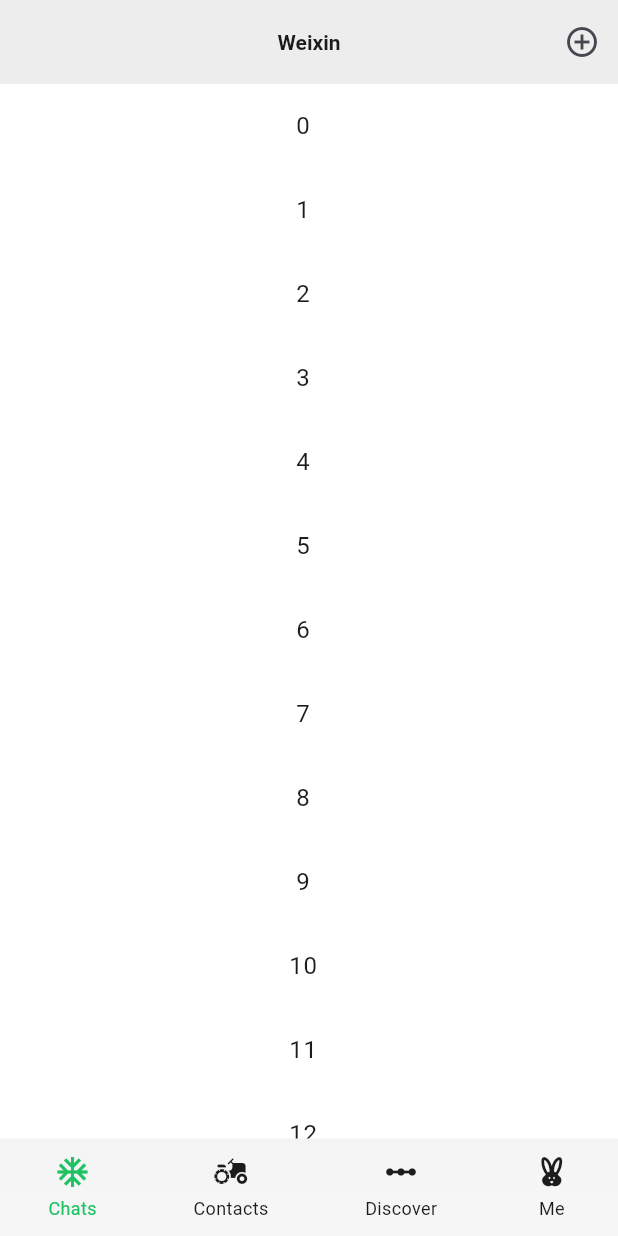
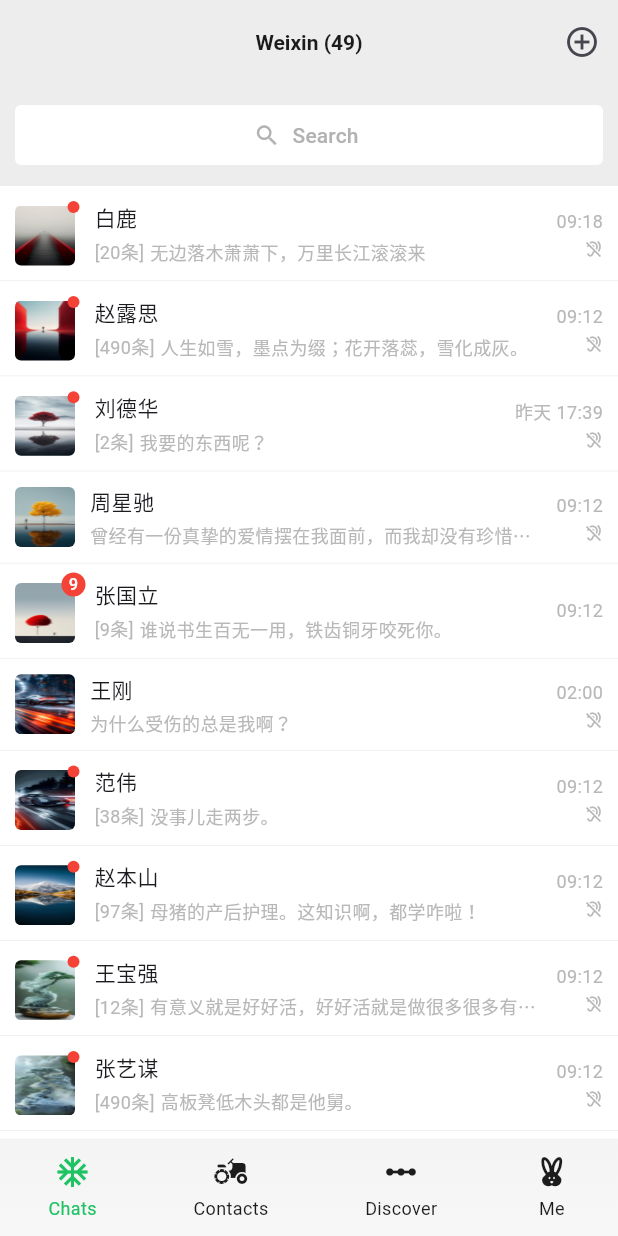
Before and after one commit to git-rylstbam/we_chat_project, a Flutter app: the screen it shows after launch, on a phone screen of 412 x 824 dp. Run offline on Flutter 3.47's test engine with Material 3 defaults, Android fonts, the phone set to English and light mode, and no system bars; our stand-ins replace get; missing offline and left inert: pinyin; Roboto replaces fonts that are missing (PingFang).

Commit message:
fix initial page.

```diff
--- a/lib/main.dart
+++ b/lib/main.dart
@@ -4,7 +4,7 @@
 import 'package:get/get.dart';
 
 import 'locales/locales.dart';
-import 'pages/home/home_page.dart';
+import 'routes.dart';
 import 'theme.dart';
 
 void main() => runApp(const _MyApp());
@@ -15,13 +15,14 @@
   @override
   Widget build(BuildContext context) => GetMaterialApp(
         title: 'High Copy WeChat Project',
-        debugShowCheckedModeBanner: false ,
+        debugShowCheckedModeBanner: false,
         translations: Locales(),
         locale: const Locale('en', 'US'),
         fallbackLocale: const Locale('zh', 'CN'),
         scrollBehavior: _MyScrollBehavior(),
         theme: lightTheme,
-        home: const HomePage(),
+        initialRoute: RouteKey.splash,
+        getPages: Routes.routes,
       );
 }
 
--- a/lib/pages/home/contact/contact_page.dart
+++ b/lib/pages/home/contact/contact_page.dart
@@ -2,6 +2,7 @@
 import 'package:get/get.dart';
 import 'package:pinyin/pinyin.dart';
 
+import '../../../widgets/ec_search_line.dart';
 import 'model.dart';
 
 /// CreateDate: 2025/1/6 9:22
@@ -41,6 +42,7 @@
     super.build(context);
     return Scaffold(
       appBar: AppBar(
+        automaticallyImplyLeading: false,
         backgroundColor: const Color(0xFFEDEDED),
         title: Text(
           'contacts'.tr,
@@ -63,7 +65,7 @@
           CustomScrollView(
             physics: const BouncingScrollPhysics(),
             slivers: [
-              _buildSearchLine(),
+              SliverToBoxAdapter(child: ECSearechLine(onPressed: () {})),
               _buildOperationLine(),
               ..._sortedContacts.map(_buildContactItem),
             ],
@@ -79,31 +81,6 @@
       ),
     );
   }
-
-  Widget _buildSearchLine() => SliverToBoxAdapter(
-        child: Container(
-          padding: const EdgeInsets.all(10.0),
-          color: const Color(0xFFEDEDED),
-          child: TextButton.icon(
-            onPressed: () {},
-            label: Text(
-              'search'.tr,
-              style: const TextStyle(fontSize: 14.0, color: Color(0xFFB2B2B2)),
-            ),
-            style: TextButton.styleFrom(
-              shape: const RoundedRectangleBorder(
-                borderRadius: BorderRadius.all(Radius.circular(4.0)),
-              ),
-              backgroundColor: Colors.white,
-              overlayColor: Colors.transparent,
-            ),
-            icon: const Icon(
-              Icons.search,
-              color: Color(0xFFB2B2B2),
-            ),
-          ),
-        ),
-      );
 
   Widget _buildOperationLine() => SliverToBoxAdapter(
         child: Column(
--- a/lib/pages/home/discover/discover_page.dart
+++ b/lib/pages/home/discover/discover_page.dart
@@ -21,6 +21,7 @@
   Widget build(BuildContext context) => Scaffold(
         backgroundColor: const Color(0xFFEDEDED),
         appBar: AppBar(
+          automaticallyImplyLeading: false,
           backgroundColor: const Color(0xFFEDEDED),
           title: Text(
             'discover'.tr,
--- a/lib/pages/home/individual/individual_page.dart
+++ b/lib/pages/home/individual/individual_page.dart
@@ -111,7 +111,7 @@
       );
 
   Widget _buildUsername() => const Text(
-        '花果山来的猴子',
+        '林落凝',
         style: TextStyle(
           fontSize: 20.0,
           color: Colors.black,
@@ -120,7 +120,7 @@
       );
 
   Widget _buildUserID() => Text(
-        '${'weixin_id'.tr} : rylstbam500',
+        '${'weixin_id'.tr} : linluoning',
         style: const TextStyle(
           fontSize: 14.0,
           color: Color(0xFF757575),
--- a/lib/pages/home/initial/initial_page.dart
+++ b/lib/pages/home/initial/initial_page.dart
@@ -1,5 +1,9 @@
 import 'package:flutter/material.dart';
 import 'package:get/get.dart';
+
+import '../../../extensions/list_extensions.dart';
+import '../../../widgets/ec_search_line.dart';
+import 'model.dart';
 
 /// CreateDate: 2025/1/6 9:22
 /// Author: Lee
@@ -12,13 +16,30 @@
   State<InitialPage> createState() => _InitialPageState();
 }
 
-class _InitialPageState extends State<InitialPage> {
+class _InitialPageState extends State<InitialPage>
+    with AutomaticKeepAliveClientMixin {
+  int _count = 0;
+
   @override
-  Widget build(BuildContext context) => Scaffold(
+  void initState() {
+    super.initState();
+    for (final e in users) {
+      if (!e.dnd) _count += e.count ?? 0;
+    }
+  }
+
+  @override
+  bool get wantKeepAlive => true;
+
+  @override
+  Widget build(BuildContext context) {
+    super.build(context);
+    return Scaffold(
       appBar: AppBar(
+        automaticallyImplyLeading: false,
         backgroundColor: const Color(0xFFEDEDED),
         title: Text(
-            'weixin'.tr,
+          '${'weixin'.tr} ($_count)',
           style: const TextStyle(
             fontSize: 14.0,
             color: Color(0xFF1B1B1B),
@@ -35,10 +56,117 @@
       ),
       body: ListView(
         physics: const BouncingScrollPhysics(),
-          children: List.generate(
-            100,
-            (index) => ListTile(title: Center(child: Text('$index'))),
+        children: [
+          ECSearechLine(onPressed: () {}),
+          ...users.map((e) => _UserChatLine(user: e)).toList().mapWithSeparator(
+                (e) => const Divider(
+                  height: .4,
+                  thickness: .4,
+                  color: Color(0xFFE7E7E7),
+                ),
+              ),
+        ],
+      ),
+    );
+  }
+}
+
+class _UserChatLine extends StatelessWidget {
+  const _UserChatLine({required this.user});
+
+  final UserEntity user;
+
+  @override
+  Widget build(BuildContext context) => GestureDetector(
+        onTap: () {},
+        child: Padding(
+          padding: const EdgeInsets.all(10.0),
+          child: Row(
+            spacing: 10.0,
+            children: [
+              if (user.count != 0)
+                Badge(
+                  backgroundColor: Colors.red,
+                  smallSize: 8.0,
+                  label: user.dnd ? null : Text('${user.count}'),
+                  child: Padding(
+                    padding: const EdgeInsets.only(top: 3.0, right: 3.0),
+                    child: _buildUserAvatar(),
+                  ),
+                )
+              else
+                _buildUserAvatar(),
+              Expanded(
+                child: Column(
+                  spacing: 4.0,
+                  mainAxisSize: MainAxisSize.min,
+                  crossAxisAlignment: CrossAxisAlignment.start,
+                  children: [
+                    Text(
+                      user.name ?? '--',
+                      style: const TextStyle(fontSize: 14.0),
+                    ),
+                    Row(
+                      spacing: 4.0,
+                      children: [
+                        if (user.count != 0)
+                          Text(
+                            '[${user.count}条]',
+                            style: const TextStyle(
+                              fontSize: 12.0,
+                              color: Color(0xFFB8B8B8),
+                            ),
+                          ),
+                        Expanded(
+                          child: Text(
+                            user.message ?? '--',
+                            style: const TextStyle(
+                              fontSize: 12.0,
+                              color: Color(0xFFB8B8B8),
+                            ),
+                            maxLines: 1,
+                            overflow: TextOverflow.ellipsis,
+                          ),
+                        ),
+                      ],
+                    ),
+                  ],
+                ),
+              ),
+              Column(
+                spacing: 4.0,
+                mainAxisSize: MainAxisSize.min,
+                crossAxisAlignment: CrossAxisAlignment.end,
+                children: [
+                  Text(
+                    user.time ?? '--',
+                    style: const TextStyle(
+                      fontSize: 12.0,
+                      color: Color(0xFFB8B8B8),
+                    ),
+                  ),
+                  if (user.dnd)
+                    const Icon(
+                      Icons.hearing_disabled,
+                      size: 12.0,
+                      color: Color(0xFFB8B8B8),
+                    ),
+                ],
+              ),
+            ],
           ),
         ),
       );
+
+  Widget _buildUserAvatar() => ClipRRect(
+        borderRadius: const BorderRadius.all(Radius.circular(4.0)),
+        child: user.icon == null
+            ? const Placeholder()
+            : Image.asset(
+                user.icon!,
+                fit: BoxFit.fill,
+                width: 40.0,
+                height: 40.0,
+              ),
+      );
 }
--- /dev/null
+++ b/lib/pages/home/initial/model.dart
@@ -0,0 +1,143 @@
+import '../../../utils/icon_util.dart';
+
+/// CreateDate: 2025/1/7 15:35
+/// Author: Lee
+/// Description:
+
+class UserEntity {
+  const UserEntity({
+    this.icon,
+    this.name,
+    this.count,
+    this.message,
+    this.time,
+    this.dnd = false,
+  });
+
+  final String? icon;
+  final String? name;
+  final int? count;
+  final String? message;
+  final String? time;
+  final bool dnd;
+}
+
+const users = [
+  UserEntity(
+    icon: IconUtil.icon_001,
+    name: '白鹿',
+    count: 20,
+    message: '无边落木萧萧下，万里长江滚滚来',
+    time: '09:18',
+    dnd: true,
+  ),
+  UserEntity(
+    icon: IconUtil.icon_002,
+    name: '赵露思',
+    count: 490,
+    message: '人生如雪，墨点为缀；花开落蕊，雪化成灰。',
+    time: '09:12',
+    dnd: true,
+  ),
+  UserEntity(
+    icon: IconUtil.icon_003,
+    name: '刘德华',
+    count: 2,
+    message: '我要的东西呢？',
+    time: '昨天 17:39',
+    dnd: true,
+  ),
+  UserEntity(
+    icon: IconUtil.icon_004,
+    name: '周星驰',
+    count: 0,
+    message: '曾经有一份真挚的爱情摆在我面前，而我却没有珍惜，等到失去的时候才后悔莫及。',
+    time: '09:12',
+    dnd: true,
+  ),
+  UserEntity(
+    icon: IconUtil.icon_005,
+    name: '张国立',
+    count: 9,
+    message: '谁说书生百无一用，铁齿铜牙咬死你。',
+    time: '09:12',
+  ),
+  UserEntity(
+    icon: IconUtil.icon_006,
+    name: '王刚',
+    count: 0,
+    message: '为什么受伤的总是我啊？',
+    time: '02:00',
+    dnd: true,
+  ),
+  UserEntity(
+    icon: IconUtil.icon_007,
+    name: '范伟',
+    count: 38,
+    message: '没事儿走两步。',
+    time: '09:12',
+    dnd: true,
+  ),
+  UserEntity(
+    icon: IconUtil.icon_008,
+    name: '赵本山',
+    count: 97,
+    message: '母猪的产后护理。这知识啊，都学咋啦！',
+    time: '09:12',
+    dnd: true,
+  ),
+  UserEntity(
+    icon: IconUtil.icon_009,
+    name: '王宝强',
+    count: 12,
+    message: '有意义就是好好活，好好活就是做很多很多有意义的事儿。',
+    time: '09:12',
+    dnd: true,
+  ),
+  UserEntity(
+    icon: IconUtil.icon_010,
+    name: '张艺谋',
+    count: 490,
+    message: '高板凳低木头都是他舅。',
+    time: '09:12',
+    dnd: true,
+  ),
+  UserEntity(
+    icon: IconUtil.icon_011,
+    name: '冯小刚',
+    count: 40,
+    message: '嗬，忘了一干净！',
+    time: '14:56',
+  ),
+  UserEntity(
+    icon: IconUtil.icon_012,
+    name: '成龙',
+    count: 0,
+    message: '热血男儿汗，比太阳更光！去开天辟地，带我理想去闯。',
+    time: '10:02',
+  ),
+  UserEntity(
+    icon: IconUtil.icon_013,
+    name: '白冰',
+    count: 7,
+    message: '粉丝都管我叫小金喜善，其实我更想他们叫我白冰。',
+    time: '11:40',
+    dnd: true,
+  ),
+  UserEntity(
+    icon: IconUtil.icon_014,
+    name: '陈凯歌',
+    count: 0,
+    message: '剑外忽传收蓟北，初闻涕泪满衣裳。',
+    time: '09:12',
+    dnd: true,
+  ),
+  UserEntity(
+    icon: IconUtil.icon_015,
+    name: '张曼玉',
+    count: 0,
+    message: '老娘叫金镶玉，在关外沙漠深处有一家客栈，号《龙门客栈》。',
+    time: '08:08',
+    dnd: true,
+  ),
+];
--- /dev/null
+++ b/lib/pages/splash/splash_page.dart
@@ -0,0 +1,39 @@
+import 'package:flutter/material.dart';
+import 'package:get/get.dart';
+
+import '../../routes.dart';
+import '../../utils/icon_util.dart';
+
+/// CreateDate: 2025/1/7 16:32
+/// Author: Lee
+/// Description:
+
+class SplashPage extends StatefulWidget {
+  const SplashPage({super.key});
+
+  @override
+  State<SplashPage> createState() => _SplashPageState();
+}
+
+class _SplashPageState extends State<SplashPage> {
+  @override
+  void initState() {
+    super.initState();
+    Future.delayed(
+      const Duration(seconds: 1),
+      () => Get.toNamed(RouteKey.home),
+    );
+  }
+
+  @override
+  Widget build(BuildContext context) => Stack(
+        children: [
+          Image.asset(
+            IconUtil.icon_003,
+            fit: BoxFit.fill,
+            width: double.infinity,
+            height: double.infinity,
+          ),
+        ],
+      );
+}
--- /dev/null
+++ b/lib/routes.dart
@@ -0,0 +1,20 @@
+import 'package:get/get.dart';
+
+import 'pages/home/home_page.dart';
+import 'pages/splash/splash_page.dart';
+
+/// CreateDate: 2025/1/7 16:36
+/// Author: Lee
+/// Description:
+
+abstract class RouteKey {
+  static const splash = '/';
+  static const home = '/home';
+}
+
+abstract class Routes {
+  static final routes = [
+    GetPage(name: RouteKey.splash, page: () => const SplashPage()),
+    GetPage(name: RouteKey.home, page: () => const HomePage()),
+  ];
+}
--- a/lib/theme.dart
+++ b/lib/theme.dart
@@ -5,6 +5,7 @@
   scaffoldBackgroundColor: Colors.white,
   appBarTheme: const AppBarTheme(
     backgroundColor: Colors.white,
+    surfaceTintColor: Colors.transparent,
     elevation: .0,
   ),
   useMaterial3: true,
--- /dev/null
+++ b/lib/widgets/ec_search_line.dart
@@ -0,0 +1,36 @@
+import 'package:flutter/material.dart';
+import 'package:get/get.dart';
+
+/// CreateDate: 2025/1/7 16:05
+/// Author: Lee
+/// Description:
+
+class ECSearechLine extends StatelessWidget {
+  const ECSearechLine({super.key, required this.onPressed});
+
+  final void Function() onPressed;
+
+  @override
+  Widget build(BuildContext context) => Container(
+        padding: const EdgeInsets.all(10.0),
+        color: const Color(0xFFEDEDED),
+        child: TextButton.icon(
+          onPressed: () {},
+          label: Text(
+            'search'.tr,
+            style: const TextStyle(fontSize: 14.0, color: Color(0xFFB2B2B2)),
+          ),
+          style: TextButton.styleFrom(
+            shape: const RoundedRectangleBorder(
+              borderRadius: BorderRadius.all(Radius.circular(4.0)),
+            ),
+            backgroundColor: Colors.white,
+            overlayColor: Colors.transparent,
+          ),
+          icon: const Icon(
+            Icons.search,
+            color: Color(0xFFB2B2B2),
+          ),
+        ),
+      );
+}
```
Lines whose indentation alone changed are shown as unchanged.
